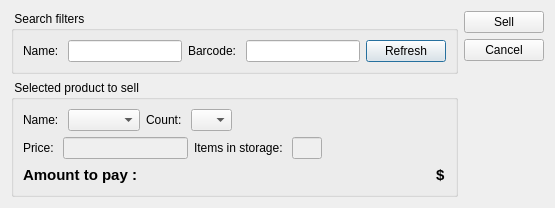
First picture: the form in client/dlgproductsell.ui, repository tbikfalvi/Belenus, before the edit.
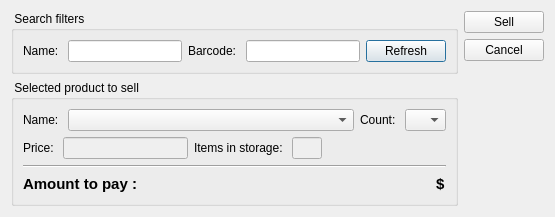
Second picture: the form after the edit.

The edit to the form file:
```diff
--- a/client/dlgproductsell.ui
+++ b/client/dlgproductsell.ui
@@ -7,7 +7,7 @@
     <x>0</x>
     <y>0</y>
     <width>555</width>
-    <height>199</height>
+    <height>208</height>
    </rect>
   </property>
   <property name="windowTitle">
@@ -74,7 +74,14 @@
            </widget>
           </item>
           <item>
-           <widget class="QComboBox" name="cmbProduct"/>
+           <widget class="QComboBox" name="cmbProduct">
+            <property name="sizePolicy">
+             <sizepolicy hsizetype="Expanding" vsizetype="Fixed">
+              <horstretch>0</horstretch>
+              <verstretch>0</verstretch>
+             </sizepolicy>
+            </property>
+           </widget>
           </item>
           <item>
            <widget class="QLabel" name="lblItemCount">
@@ -99,19 +106,6 @@
             </property>
            </widget>
           </item>
-          <item>
-           <spacer name="horizontalSpacer">
-            <property name="orientation">
-             <enum>Qt::Horizontal</enum>
-            </property>
-            <property name="sizeHint" stdset="0">
-             <size>
-              <width>40</width>
-              <height>20</height>
-             </size>
-            </property>
-           </spacer>
-          </item>
          </layout>
         </item>
         <item>
@@ -171,6 +165,13 @@
           </item>
          </layout>
         </item>
+        <item>
+         <widget class="Line" name="line">
+          <property name="orientation">
+           <enum>Qt::Horizontal</enum>
+          </property>
+         </widget>
+        </item>
         <item>
          <layout class="QHBoxLayout" name="horizontalLayout_4">
           <item>
```
